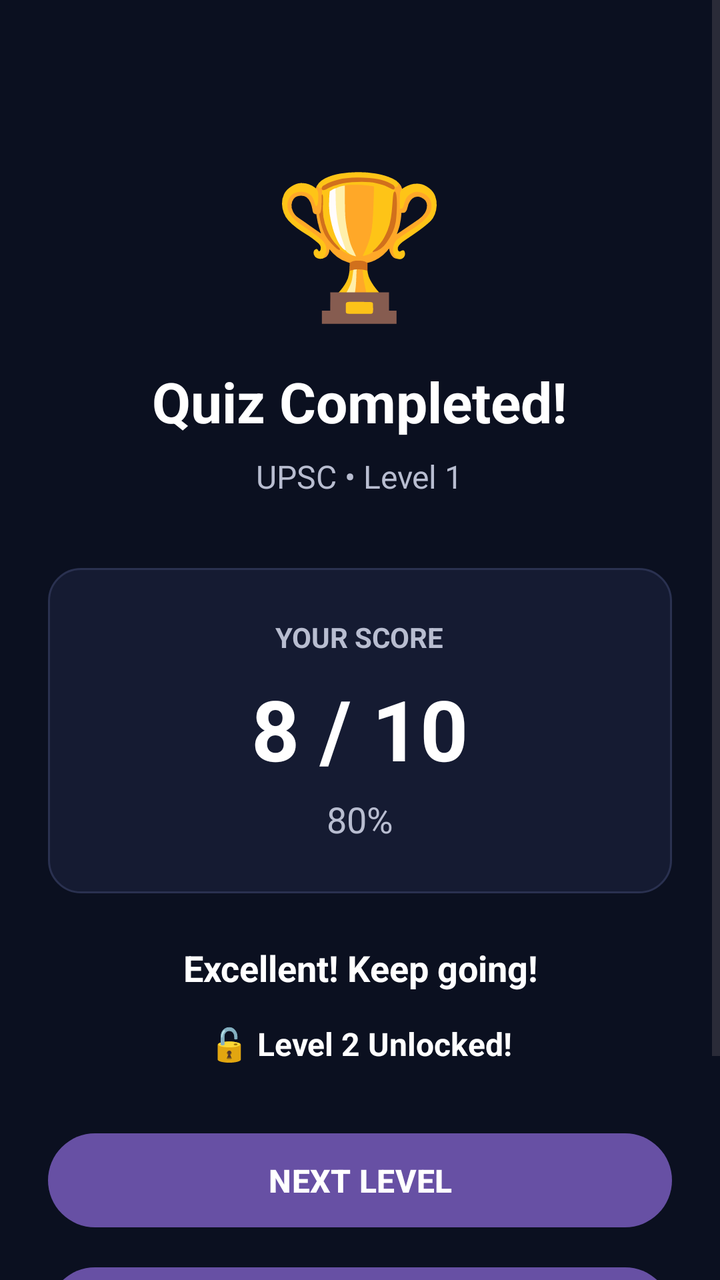
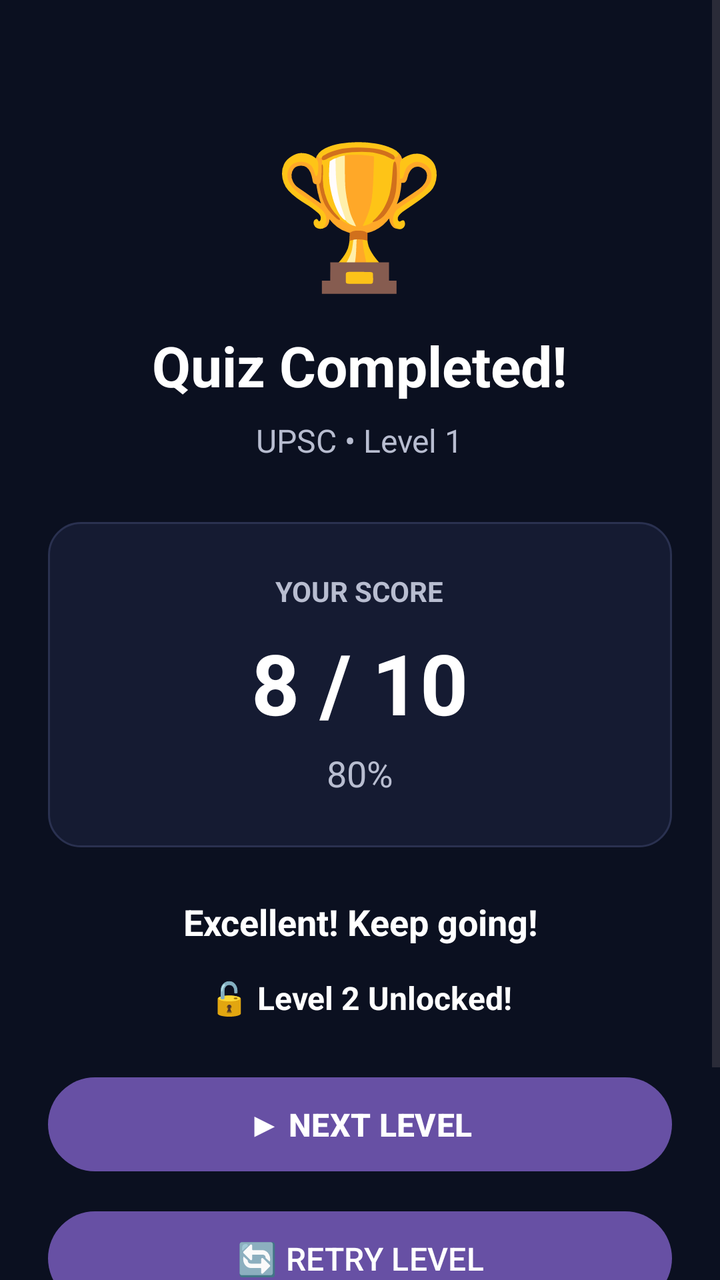

An Android layout rendered at two revisions. The XML below is the earlier revision; the diff shows what the commit changed to produce the second picture.
<!-- AndroidManifest.xml: application theme Theme.PrimePuzzles -->
<!-- res/layout/activity_result.xml -->
<?xml version="1.0" encoding="utf-8"?>
<ScrollView
    xmlns:android="http://schemas.android.com/apk/res/android"
    android:layout_width="match_parent"
    android:layout_height="match_parent"
    android:background="@color/pp_background"
    android:fillViewport="true">

    <LinearLayout
        android:layout_width="match_parent"
        android:layout_height="match_parent"
        android:gravity="center_horizontal"
        android:orientation="vertical"
        android:padding="24dp">

        
        <TextView
            android:layout_width="wrap_content"
            android:layout_height="wrap_content"
            android:layout_marginTop="50dp"
            android:text="🏆"
            android:textSize="70sp" />

        
        <TextView
            android:id="@+id/resultTitle"
            android:layout_width="wrap_content"
            android:layout_height="wrap_content"
            android:layout_marginTop="15dp"
            android:text="Quiz Completed!"
            android:textColor="@color/pp_white"
            android:textSize="28sp"
            android:textStyle="bold" />

        
        <TextView
            android:id="@+id/resultCategory"
            android:layout_width="wrap_content"
            android:layout_height="wrap_content"
            android:layout_marginTop="8dp"
            android:text="UPSC • Level 1"
            android:textColor="@color/pp_text_secondary"
            android:textSize="16sp" />

        
        <LinearLayout
            android:layout_width="match_parent"
            android:layout_height="wrap_content"
            android:layout_marginTop="35dp"
            android:background="@drawable/pp_card"
            android:gravity="center"
            android:orientation="vertical"
            android:padding="25dp">

            <TextView
                android:layout_width="wrap_content"
                android:layout_height="wrap_content"
                android:text="YOUR SCORE"
                android:textColor="@color/pp_text_secondary"
                android:textSize="14sp"
                android:textStyle="bold" />

            <TextView
                android:id="@+id/scoreText"
                android:layout_width="wrap_content"
                android:layout_height="wrap_content"
                android:layout_marginTop="8dp"
                android:text="8 / 10"
                android:textColor="@color/pp_white"
                android:textSize="42sp"
                android:textStyle="bold" />

            <TextView
                android:id="@+id/percentageText"
                android:layout_width="wrap_content"
                android:layout_height="wrap_content"
                android:layout_marginTop="5dp"
                android:text="80%"
                android:textColor="@color/pp_text_secondary"
                android:textSize="18sp" />

        </LinearLayout>

        
        <TextView
            android:id="@+id/resultMessage"
            android:layout_width="match_parent"
            android:layout_height="wrap_content"
            android:layout_marginTop="25dp"
            android:gravity="center"
            android:text="Excellent! Keep going!"
            android:textColor="@color/pp_white"
            android:textSize="18sp"
            android:textStyle="bold" />

        
        <TextView
            android:id="@+id/unlockMessage"
            android:layout_width="match_parent"
            android:layout_height="wrap_content"
            android:layout_marginTop="15dp"
            android:gravity="center"
            android:text="🔓 Level 2 Unlocked!"
            android:textColor="@color/pp_white"
            android:textSize="16sp"
            android:textStyle="bold" />

        
        <Button
            android:id="@+id/nextLevelButton"
            android:layout_width="match_parent"
            android:layout_height="55dp"
            android:layout_marginTop="30dp"
            android:text="NEXT LEVEL"
            android:textSize="16sp"
            android:textStyle="bold" />

        
        <Button
            android:id="@+id/retryButton"
            android:layout_width="match_parent"
            android:layout_height="55dp"
            android:layout_marginTop="12dp"
            android:text="RETRY LEVEL"
            android:textSize="16sp" />

        
        <Button
            android:id="@+id/backToLevelsButton"
            android:layout_width="match_parent"
            android:layout_height="55dp"
            android:layout_marginTop="12dp"
            android:text="BACK TO LEVELS"
            android:textSize="16sp" />

    </LinearLayout>

</ScrollView>
<!-- resources referenced by this layout -->
<resources>
  <color name="pp_background">#0B1020</color>
  <color name="pp_text_secondary">#B8BDD0</color>
  <color name="pp_white">#FFFFFF</color>
  <!-- drawable pp_card (drawable) -->
  <?xml version="1.0" encoding="utf-8"?>
  <shape xmlns:android="http://schemas.android.com/apk/res/android">
  
      <solid android:color="@color/pp_surface" />
  
      <corners android:radius="16dp" />
  
      <stroke
          android:width="1dp"
          android:color="#2A3150" />
  
  </shape>
  <style name="Theme.PrimePuzzles" parent="Base.Theme.PrimePuzzles" />
  <color name="pp_surface">#151B32</color>
  <style name="Base.Theme.PrimePuzzles" parent="Theme.Material3.DayNight.NoActionBar">
          <item name="android:statusBarColor">@color/pp_background</item>
          <item name="android:navigationBarColor">@color/pp_background</item>
          <item name="android:windowBackground">@color/pp_background</item>
          <item name="android:colorAccent">@color/pp_primary</item>
      </style>
  <color name="pp_primary">#FFC107</color>
</resources>

<!-- the commit's change to res/layout/activity_result.xml (unified diff, before → after) -->
@@ -8,7 +8,7 @@
 
     <LinearLayout
         android:layout_width="match_parent"
-        android:layout_height="match_parent"
+        android:layout_height="wrap_content"
         android:gravity="center_horizontal"
         android:orientation="vertical"
         android:padding="24dp">
@@ -17,7 +17,7 @@
         <TextView
             android:layout_width="wrap_content"
             android:layout_height="wrap_content"
-            android:layout_marginTop="50dp"
+            android:layout_marginTop="35dp"
             android:text="🏆"
             android:textSize="70sp" />
 
@@ -26,7 +26,7 @@
             android:id="@+id/resultTitle"
             android:layout_width="wrap_content"
             android:layout_height="wrap_content"
-            android:layout_marginTop="15dp"
+            android:layout_marginTop="12dp"
             android:text="Quiz Completed!"
             android:textColor="@color/pp_white"
             android:textSize="28sp"
@@ -46,7 +46,7 @@
         <LinearLayout
             android:layout_width="match_parent"
             android:layout_height="wrap_content"
-            android:layout_marginTop="35dp"
+            android:layout_marginTop="30dp"
             android:background="@drawable/pp_card"
             android:gravity="center"
             android:orientation="vertical"
@@ -110,8 +110,8 @@
             android:id="@+id/nextLevelButton"
             android:layout_width="match_parent"
             android:layout_height="55dp"
-            android:layout_marginTop="30dp"
-            android:text="NEXT LEVEL"
+            android:layout_marginTop="25dp"
+            android:text="▶ NEXT LEVEL"
             android:textSize="16sp"
             android:textStyle="bold" />
 
@@ -121,7 +121,7 @@
             android:layout_width="match_parent"
             android:layout_height="55dp"
             android:layout_marginTop="12dp"
-            android:text="RETRY LEVEL"
+            android:text="🔄 RETRY LEVEL"
             android:textSize="16sp" />
 
         
@@ -130,8 +130,13 @@
             android:layout_width="match_parent"
             android:layout_height="55dp"
             android:layout_marginTop="12dp"
-            android:text="BACK TO LEVELS"
+            android:text="📚 BACK TO LEVELS"
             android:textSize="16sp" />
+
+        
+        <View
+            android:layout_width="match_parent"
+            android:layout_height="20dp" />
 
     </LinearLayout>
 
